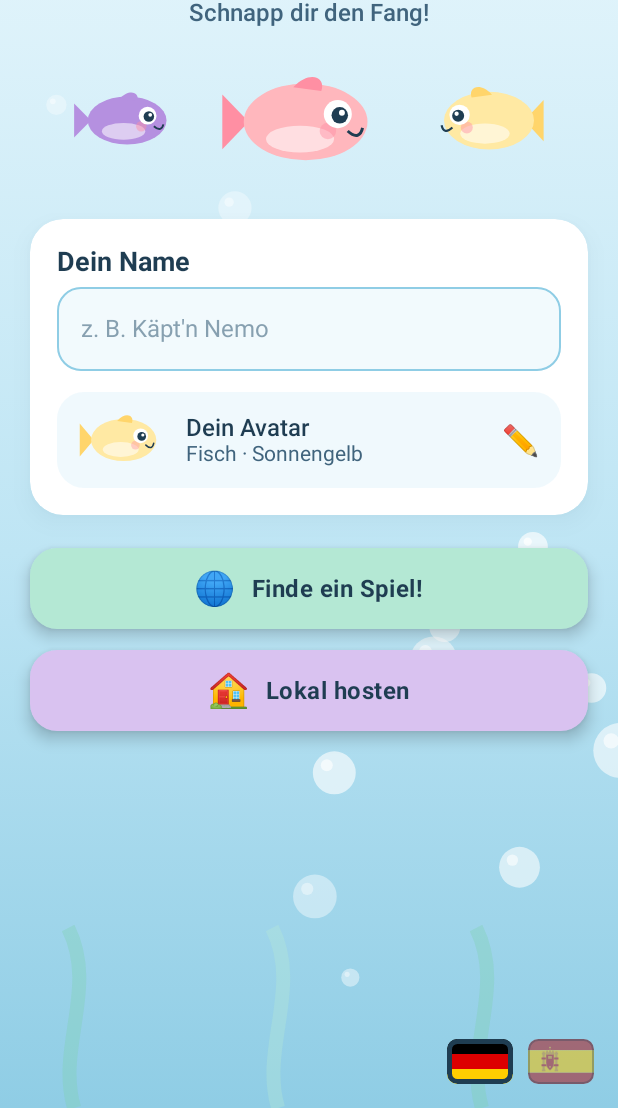
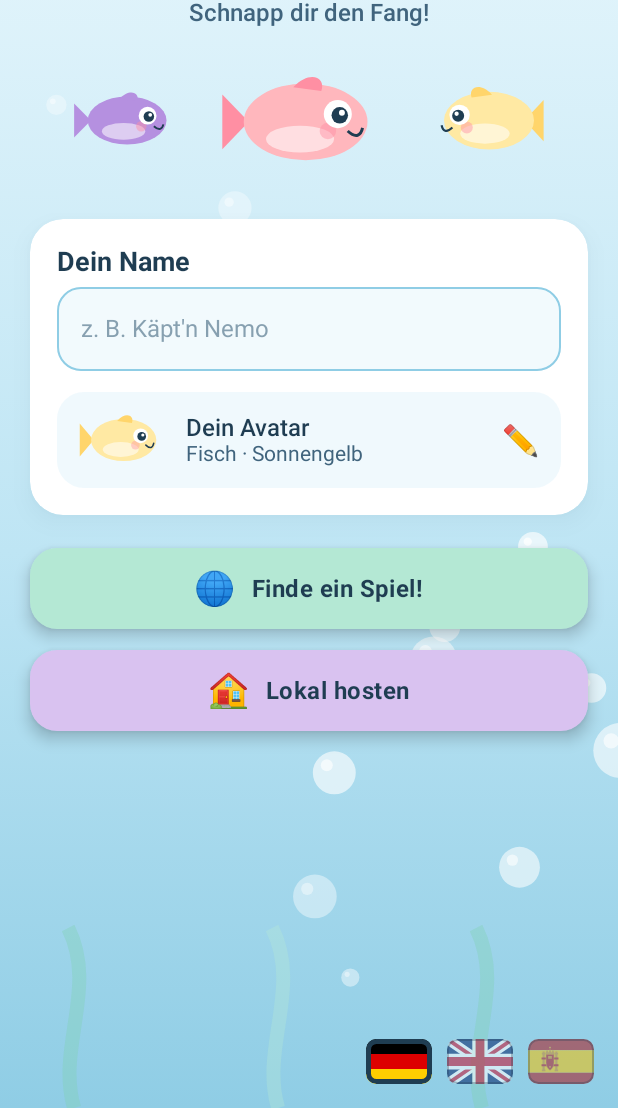
Before and after one commit to JeffreyL26/droplets, an Android app built with Jetpack Compose: the screen it shows after launch (MainActivity), on a phone screen of 412 x 824 dp, the part 128-1236 px from its top. Run offline under Robolectric (Android 15) with nearby library versions, the phone set to English and light mode, and no system bars; pictures from the network do not load.

Commit message:
Add English as a third language
Introduce English (EnTexts) alongside German and Spanish: full translations for
all UI and game/animation strings ("book" and "Go Fish!" kept as the authentic
terms). Add a Union Jack vector flag and a third flag button in the main-menu
language switcher (DE / EN / ES). German remains the default.

Co-Authored-By: Claude Opus 4.7 (1M context) <noreply@anthropic.com>

```diff
--- a/app/src/main/java/com/jbastudio/gofish/MainActivity.kt
+++ b/app/src/main/java/com/jbastudio/gofish/MainActivity.kt
@@ -578,6 +578,7 @@ private fun LanguageSelector(
         verticalAlignment = Alignment.CenterVertically
     ) {
         FlagButton(R.drawable.flag_de, selected = current == Language.DE) { onSelect(Language.DE) }
+        FlagButton(R.drawable.flag_en, selected = current == Language.EN) { onSelect(Language.EN) }
         FlagButton(R.drawable.flag_es, selected = current == Language.ES) { onSelect(Language.ES) }
     }
 }
--- /dev/null
+++ b/app/src/main/res/drawable/flag_en.xml
@@ -0,0 +1,29 @@
+<?xml version="1.0" encoding="utf-8"?>
+<!--
+  Union Jack (Vereinigtes Königreich) als Sprach-Icon für Englisch.
+  Selbst erstellte, vereinfachte Vektorgrafik — frei nutzbar (symmetrischer
+  Saltire statt heraldisch versetztem, bei Icon-Größe bewusst reduziert).
+-->
+<vector xmlns:android="http://schemas.android.com/apk/res/android"
+    android:width="60dp"
+    android:height="40dp"
+    android:viewportWidth="60"
+    android:viewportHeight="40">
+
+    <!-- Blaues Feld -->
+    <path android:fillColor="#012169" android:pathData="M0,0 H60 V40 H0 Z" />
+
+    <!-- Weißer Schräg-Saltire (St. Andrew + St. Patrick fimbriation) -->
+    <path android:strokeColor="#FFFFFF" android:strokeWidth="9" android:strokeLineCap="square"
+        android:pathData="M0,0 L60,40 M60,0 L0,40" />
+    <!-- Roter Schräg-Saltire (St. Patrick) -->
+    <path android:strokeColor="#C8102E" android:strokeWidth="3.5" android:strokeLineCap="square"
+        android:pathData="M0,0 L60,40 M60,0 L0,40" />
+
+    <!-- Weißes Kreuz (St. George fimbriation): vertikal + horizontal -->
+    <path android:fillColor="#FFFFFF"
+        android:pathData="M23,0 H37 V40 H23 Z M0,13 H60 V27 H0 Z" />
+    <!-- Rotes Kreuz (St. George): vertikal + horizontal -->
+    <path android:fillColor="#C8102E"
+        android:pathData="M26,0 H34 V40 H26 Z M0,16 H60 V24 H0 Z" />
+</vector>
```
Also changed, not shown: app/src/main/java/com/jbastudio/gofish/i18n/Texts.kt (+153 -1 lines).
